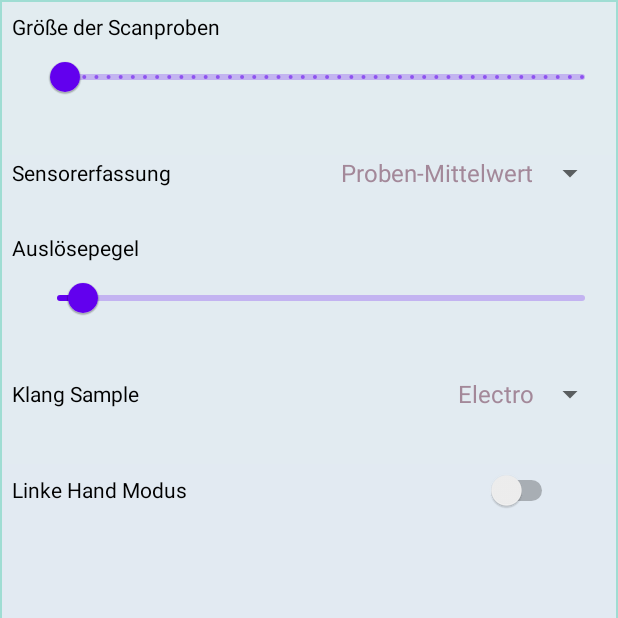
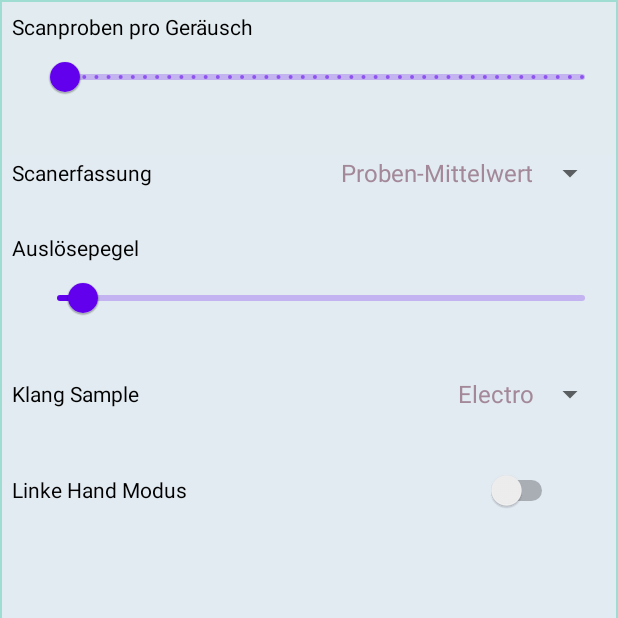
Before and after one commit to tomlud123/VirtRealTUD, an Android app: the SettingsActivity screen opened directly, with no data from a screen before it, on a phone screen of 412 x 824 dp, the top half of it. Run offline under Robolectric (Android 15) with nearby library versions, the phone set to English and light mode, and no system bars.

Commit message:
minor improvements, gui

```diff
--- a/app/build.gradle
+++ b/app/build.gradle
@@ -3,7 +3,6 @@ plugins {
     id 'org.jetbrains.kotlin.android'
     id 'kotlin-android-extensions'
 }
-
 android {
     compileSdk 31
 
--- a/app/src/main/res/layout/activity_main.xml
+++ b/app/src/main/res/layout/activity_main.xml
@@ -10,7 +10,7 @@
     tools:context=".MainActivity">
 
     <TextView
-        android:id="@+id/textView"
+        android:id="@+id/textViewTitle"
         android:layout_width="0dp"
         android:layout_height="wrap_content"
         android:background="@drawable/ui_background"
--- a/app/src/main/res/layout/activity_settings.xml
+++ b/app/src/main/res/layout/activity_settings.xml
@@ -26,7 +26,7 @@
             android:id="@+id/textView2"
             android:layout_width="match_parent"
             android:layout_height="wrap_content"
-            android:text="Größe der Scanproben"
+            android:text="Scanproben pro Geräusch"
             android:textColor="#000000" />
 
         <com.google.android.material.slider.Slider
@@ -52,7 +52,7 @@
                 android:layout_height="match_parent"
                 android:layout_weight="1"
                 android:gravity="center_vertical"
-                android:text="Sensorerfassung"
+                android:text="Scanerfassung"
                 android:textColor="#000000" />
 
             <Spinner
```
Also changed, not shown: app/src/main/java/com/example/virtrealtud/SettingsActivity.kt (line endings or trailing spaces).
